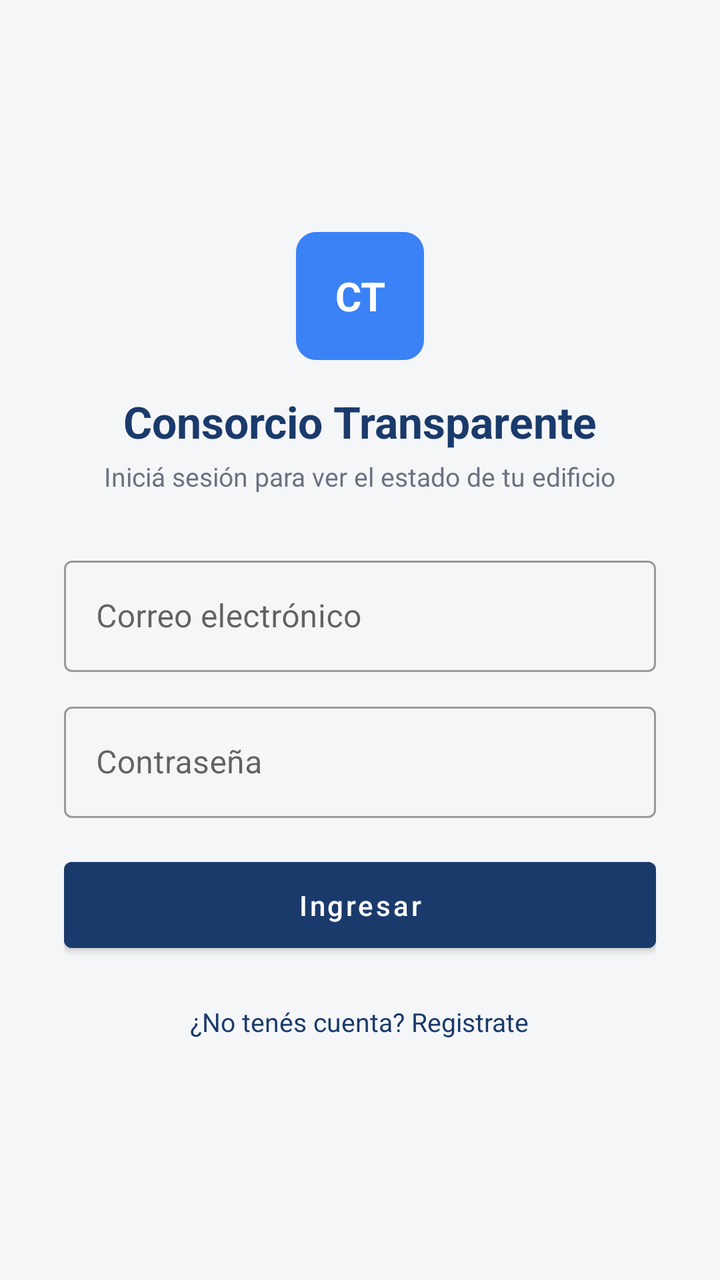
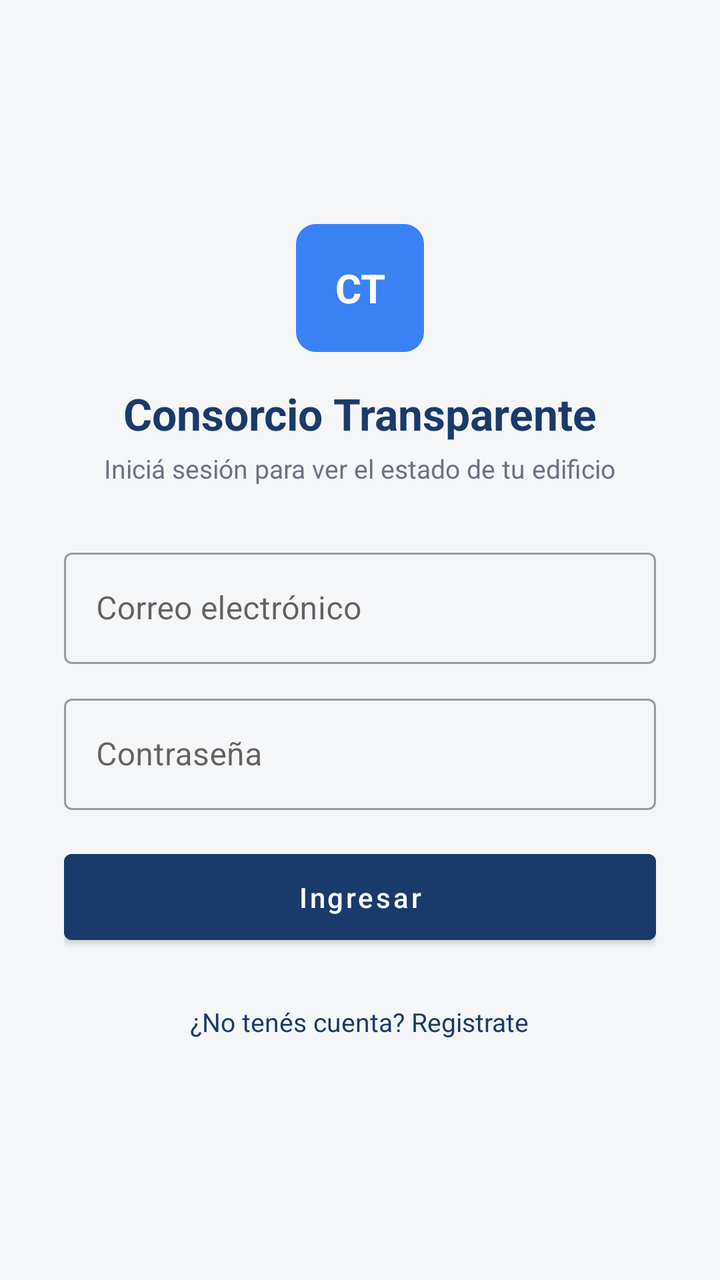

Screens rendered from an Android XML layout before and after an edit, with the pre-edit source and the edit as a unified diff.
<!-- AndroidManifest.xml: application theme Theme.ConsorcioTransparente -->
<!-- res/layout/activity_login.xml -->
<?xml version="1.0" encoding="utf-8"?>
<ScrollView xmlns:android="http://schemas.android.com/apk/res/android"
    xmlns:app="http://schemas.android.com/apk/res-auto"
    android:layout_width="match_parent"
    android:layout_height="match_parent"
    android:background="@color/background"
    android:fillViewport="true">

    <LinearLayout
        android:layout_width="match_parent"
        android:layout_height="wrap_content"
        android:orientation="vertical"
        android:gravity="center"
        android:padding="32dp">

        <TextView
            android:layout_width="64dp"
            android:layout_height="64dp"
            android:background="@drawable/bg_metric_card"
            android:backgroundTint="@color/blue_accent"
            android:gravity="center"
            android:text="CT"
            android:textColor="@color/white"
            android:textSize="20sp"
            android:textStyle="bold" />

        <TextView
            android:layout_width="wrap_content"
            android:layout_height="wrap_content"
            android:layout_marginTop="16dp"
            android:text="@string/login_title"
            android:textColor="@color/navy"
            android:textSize="22sp"
            android:textStyle="bold" />

        <TextView
            android:layout_width="wrap_content"
            android:layout_height="wrap_content"
            android:layout_marginTop="4dp"
            android:text="@string/login_subtitle"
            android:textColor="?attr/colorTextSecondary"
            android:textSize="13sp" />

        <com.google.android.material.textfield.TextInputLayout
            android:layout_width="match_parent"
            android:layout_height="wrap_content"
            android:layout_marginTop="28dp"
            style="@style/Widget.MaterialComponents.TextInputLayout.OutlinedBox">

            <com.google.android.material.textfield.TextInputEditText
                android:id="@+id/inputEmail"
                android:layout_width="match_parent"
                android:layout_height="wrap_content"
                android:hint="@string/email_hint"
                android:inputType="textEmailAddress" />
        </com.google.android.material.textfield.TextInputLayout>

        <com.google.android.material.textfield.TextInputLayout
            android:layout_width="match_parent"
            android:layout_height="wrap_content"
            android:layout_marginTop="12dp"
            style="@style/Widget.MaterialComponents.TextInputLayout.OutlinedBox">

            <com.google.android.material.textfield.TextInputEditText
                android:id="@+id/inputPassword"
                android:layout_width="match_parent"
                android:layout_height="wrap_content"
                android:hint="@string/password_hint"
                android:inputType="textPassword" />
        </com.google.android.material.textfield.TextInputLayout>

        <ProgressBar
            android:id="@+id/progressBar"
            android:layout_width="wrap_content"
            android:layout_height="wrap_content"
            android:layout_marginTop="16dp"
            android:visibility="gone" />

        <TextView
            android:id="@+id/textError"
            android:layout_width="match_parent"
            android:layout_height="wrap_content"
            android:layout_marginTop="8dp"
            android:textColor="@color/tag_red_fg"
            android:textSize="12sp"
            android:visibility="gone" />

        <Button
            android:id="@+id/buttonLogin"
            android:layout_width="match_parent"
            android:layout_height="wrap_content"
            android:layout_marginTop="16dp"
            android:backgroundTint="@color/navy"
            android:paddingVertical="12dp"
            android:text="@string/login_button"
            android:textAllCaps="false" />

        <TextView
            android:id="@+id/textGoRegister"
            android:layout_width="wrap_content"
            android:layout_height="wrap_content"
            android:layout_marginTop="18dp"
            android:padding="4dp"
            android:text="@string/no_account"
            android:textColor="@color/navy"
            android:textSize="13sp" />

    </LinearLayout>
</ScrollView>
<!-- resources referenced by this layout -->
<resources>
  <color name="background">#F5F6F8</color>
  <color name="blue_accent">#3B82F6</color>
  <color name="navy">#1A3A6B</color>
  <color name="tag_red_fg">#991B1B</color>
  <color name="white">#FFFFFF</color>
  <!-- drawable bg_metric_card (drawable) -->
  <?xml version="1.0" encoding="utf-8"?>
  <shape xmlns:android="http://schemas.android.com/apk/res/android">
      <solid android:color="@color/surface_secondary" />
      <corners android:radius="10dp" />
  </shape>
  <string name="email_hint">Correo electrónico</string>
  <string name="login_button">Ingresar</string>
  <string name="login_subtitle">Iniciá sesión para ver el estado de tu edificio</string>
  <string name="login_title">Consorcio Transparente</string>
  <string name="no_account">¿No tenés cuenta? Registrate</string>
  <string name="password_hint">Contraseña</string>
  <style name="Theme.ConsorcioTransparente" parent="Theme.MaterialComponents.Light.NoActionBar">
          <item name="colorPrimary">@color/navy</item>
          <item name="colorPrimaryDark">@color/navy_dark</item>
          <item name="colorAccent">@color/blue_accent</item>
          <item name="android:windowBackground">@color/background</item>
          <item name="android:statusBarColor" tools:targetApi="l">@color/navy</item>
          <item name="colorTextSecondary">@color/text_secondary</item>
      </style>
  <color name="surface_secondary">#F1F3F5</color>
  <color name="navy_dark">#0F2647</color>
  <color name="text_secondary">#6B7280</color>
</resources>

<!-- the commit's change to res/layout/activity_login.xml (unified diff, before → after) -->
@@ -100,7 +100,8 @@
             android:layout_width="wrap_content"
             android:layout_height="wrap_content"
             android:layout_marginTop="18dp"
-            android:padding="4dp"
+            android:background="?attr/selectableItemBackground"
+            android:padding="8dp"
             android:text="@string/no_account"
             android:textColor="@color/navy"
             android:textSize="13sp" />
